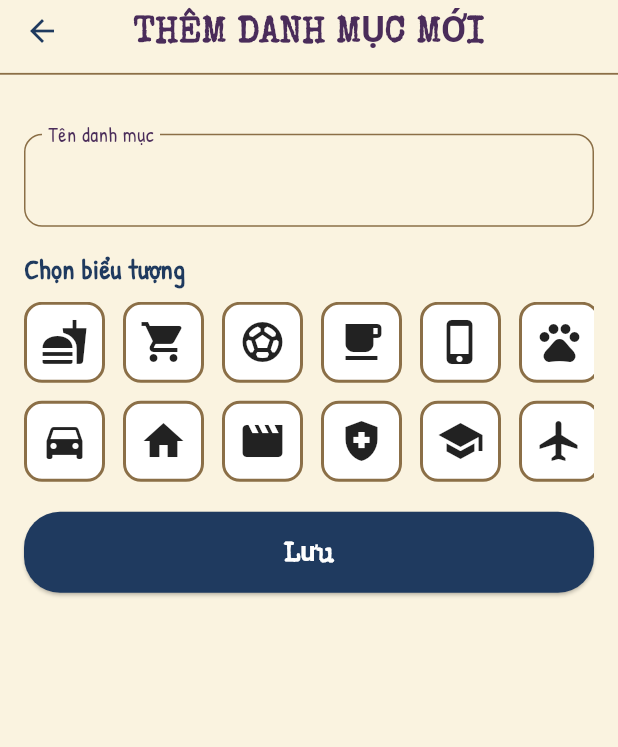
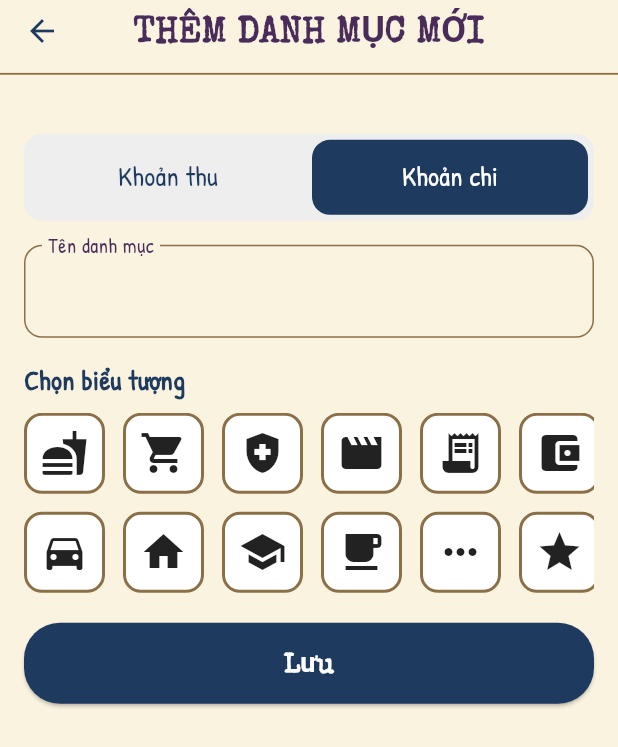
Before and after one commit to thienph3/vintage-ledger, a Flutter app: the CategoryFormScreen screen opened directly, on a phone screen of 412 x 824 dp. Shown: the top 747 px of the screen. Run offline on Flutter 3.47's test engine with Material 3 defaults, Android fonts, the phone set to English and light mode, and no system bars; our stand-ins replace fl_chart, local_auth, sqflite, sqflite_common_ffi; accounts and stored records are empty.

Commit message:
refactor category

```diff
--- a/lib/core/constants/category_icons.dart
+++ b/lib/core/constants/category_icons.dart
@@ -1,20 +1,28 @@
 import 'package:flutter/material.dart';
 
-const Map<int, IconData> kCategoryIconMap = {
-  0: Icons.fastfood,
-  1: Icons.directions_car,
-  2: Icons.shopping_cart,
-  3: Icons.home,
-  4: Icons.sports_soccer,
-  5: Icons.movie,
-  6: Icons.local_cafe,
-  7: Icons.health_and_safety,
-  8: Icons.phone_iphone,
-  9: Icons.school,
-  10: Icons.pets,
-  11: Icons.flight,
-  12: Icons.music_note,
-  13: Icons.local_hospital,
-};
+const kCategoryIcons = [
+  Icons.fastfood,
+  Icons.directions_car,
+  Icons.shopping_cart,
+  Icons.home,
+  Icons.health_and_safety,
+  Icons.school,
+  Icons.movie,
+  Icons.local_cafe,
+  Icons.receipt_long,
+  Icons.more_horiz,
+  Icons.account_balance_wallet,
+  Icons.star,
+  Icons.trending_up,
+  Icons.sports_soccer,
+  Icons.phone_iphone,
+  Icons.pets,
+  Icons.flight,
+  Icons.music_note,
+  Icons.local_hospital,
+];
 
-List<IconData> get kCategoryIconList => kCategoryIconMap.values.toList();
+IconData? getCategoryIcon(int? codePoint) {
+  if (codePoint == null) return null;
+  return IconData(codePoint, fontFamily: 'MaterialIcons');
+}
--- a/lib/features/category/models/category.dart
+++ b/lib/features/category/models/category.dart
@@ -1,15 +1,17 @@
 class Category {
   final int? id;
   final String name;
-  final int? icon; // mã icon MaterialIcons, nullable nếu muốn dùng mặc định
+  final String? type;
+  final int? icon;
 
-  Category({this.id, required this.name, this.icon});
+  Category({this.id, required this.name, this.type, this.icon});
 
   Map<String, dynamic> toMap() {
     return {
       'id': id,
       'name': name,
-      'icon': icon, // lưu icon vào map
+      'type': type,
+      'icon': icon,
     };
   }
 
@@ -17,7 +19,8 @@
     return Category(
       id: map['id'],
       name: map['name'],
-      icon: map['icon'], // đọc icon từ map
+      type: map['type'],
+      icon: map['icon'],
     );
   }
 }
--- a/lib/features/category/screens/category_form_screen.dart
+++ b/lib/features/category/screens/category_form_screen.dart
@@ -9,8 +9,9 @@
 
 class CategoryFormScreen extends StatefulWidget {
   final Category? category;
+  final String? initialType;
 
-  const CategoryFormScreen({super.key, this.category});
+  const CategoryFormScreen({super.key, this.category, this.initialType});
 
   @override
   State<CategoryFormScreen> createState() => _CategoryFormScreenState();
@@ -22,7 +23,8 @@
   final _formKey = GlobalKey<FormState>();
 
   bool isEdit = false;
-  int? selectedIconIndex;
+  String _type = 'expense';
+  int? selectedCodePoint;
 
   @override
   void initState() {
@@ -30,14 +32,10 @@
     if (widget.category != null) {
       isEdit = true;
       nameController.text = widget.category!.name;
-
-      if (widget.category!.icon != null) {
-        final cp = widget.category!.icon!;
-        final idx = kCategoryIconList.indexWhere(
-          (icon) => icon.codePoint == cp,
-        );
-        selectedIconIndex = idx >= 0 ? idx : null;
-      }
+      _type = widget.category!.type ?? 'expense';
+      selectedCodePoint = widget.category!.icon;
+    } else {
+      _type = widget.initialType ?? 'expense';
     }
   }
 
@@ -45,15 +43,16 @@
     if (!_formKey.currentState!.validate()) return;
     final name = nameController.text.trim();
 
-    final iconCodePoint = selectedIconIndex;
     if (isEdit) {
       await categoryService.updateCategory(
         widget.category!.id!,
         name,
-        icon: iconCodePoint,
+        type: _type,
+        icon: selectedCodePoint,
       );
     } else {
-      await categoryService.createCategory(name, icon: iconCodePoint);
+      await categoryService.createCategory(name,
+          type: _type, icon: selectedCodePoint);
     }
 
     if (!mounted) return;
@@ -73,6 +72,24 @@
           child: Column(
             crossAxisAlignment: CrossAxisAlignment.start,
             children: [
+              const SizedBox(height: 16),
+
+              // Type selector
+              Container(
+                padding: const EdgeInsets.all(4),
+                decoration: BoxDecoration(
+                  color: Colors.grey.shade200,
+                  borderRadius: BorderRadius.circular(12),
+                ),
+                child: Row(
+                  children: [
+                    _typeButton('income', S.of(context, 'income')),
+                    const SizedBox(width: 4),
+                    _typeButton('expense', S.of(context, 'expense')),
+                  ],
+                ),
+              ),
+
               const SizedBox(height: 16),
               TextFormField(
                 controller: nameController,
@@ -101,14 +118,14 @@
                     crossAxisSpacing: 12,
                     childAspectRatio: 1,
                   ),
-                  itemCount: kCategoryIconList.length,
+                  itemCount: kCategoryIcons.length,
                   itemBuilder: (context, index) {
-                    final iconData = kCategoryIconList[index];
-                    final isSelected = selectedIconIndex == index;
+                    final iconData = kCategoryIcons[index];
+                    final isSelected = selectedCodePoint == iconData.codePoint;
                     return GestureDetector(
                       onTap: () {
                         setState(() {
-                          selectedIconIndex = index;
+                          selectedCodePoint = iconData.codePoint;
                         });
                       },
                       child: Container(
@@ -146,4 +163,27 @@
       ),
     );
   }
+
+  Widget _typeButton(String value, String label) {
+    final selected = _type == value;
+    return Expanded(
+      child: GestureDetector(
+        onTap: () => setState(() => _type = value),
+        child: Container(
+          padding: const EdgeInsets.symmetric(vertical: 12),
+          decoration: BoxDecoration(
+            color: selected ? AppColors.inkBlue : Colors.transparent,
+            borderRadius: BorderRadius.circular(12),
+          ),
+          alignment: Alignment.center,
+          child: Text(
+            label,
+            style: AppTextStyles.body.copyWith(
+              color: selected ? Colors.white : AppColors.inkBlue,
+            ),
+          ),
+        ),
+      ),
+    );
+  }
 }
--- a/lib/features/category/screens/category_list_screen.dart
+++ b/lib/features/category/screens/category_list_screen.dart
@@ -106,10 +106,7 @@
                     child: Row(
                       children: [
                         Icon(
-                          (c.icon != null &&
-                                  kCategoryIconMap.containsKey(c.icon))
-                              ? kCategoryIconMap[c.icon]!
-                              : Icons.category,
+                          getCategoryIcon(c.icon) ?? Icons.category,
                           size: 28,
                           color: AppColors.inkBlue,
                         ),
--- a/lib/features/transaction/screens/transaction_list_screen.dart
+++ b/lib/features/transaction/screens/transaction_list_screen.dart
@@ -367,9 +367,7 @@
         child: Row(
           children: [
             Icon(
-              (catIcon != null && kCategoryIconMap.containsKey(catIcon))
-                  ? kCategoryIconMap[catIcon]!
-                  : Icons.category,
+              getCategoryIcon(catIcon) ?? Icons.category,
               size: 22,
               color: AppColors.inkBlue,
             ),
```
Also changed, not shown: lib/core/database.dart (+29 -0 lines), lib/features/category/services/category_service.dart (+11 -26 lines), lib/features/transaction/screens/transaction_form_screen.dart (+36 -56 lines), lib/features/transaction/widgets/transaction_section.dart (+1 -6 lines).
